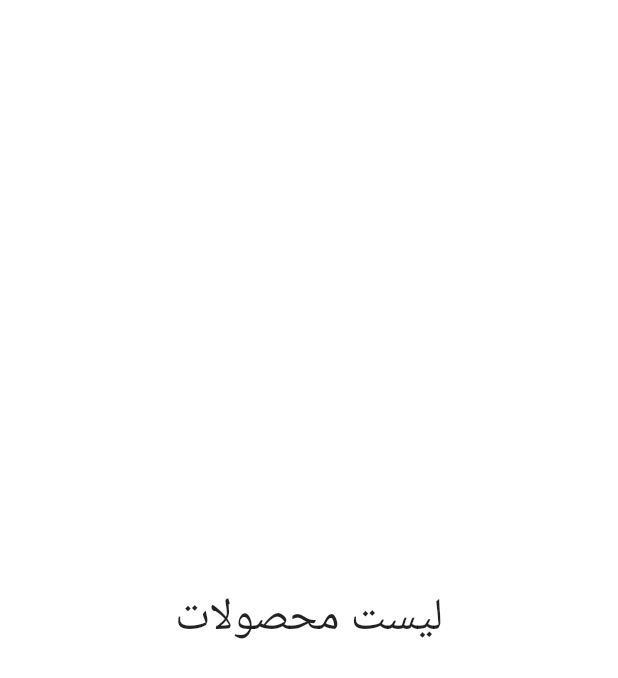
After one commit to MahdiMohammadi-dev/watchstore, a Flutter app: the ProductListScreen screen opened by its route, on a phone screen of 412 x 824 dp. The commit adds this screen. Shown: the top 678 px of the screen. Run offline on Flutter 3.47's test engine with Material 2 defaults, Android fonts, the phone set to English and light mode, and no system bars; our stand-ins replace flutter_svg.

Commit message:
product single and all screen added rout

```diff
--- a/lib/main.dart
+++ b/lib/main.dart
@@ -2,9 +2,6 @@ import 'package:flutter/material.dart';
 import 'package:watchstore/component/theme.dart';
 import 'package:watchstore/route/routes.dart';
 import 'package:watchstore/route/screen_name.dart';
-import 'package:watchstore/screens/get_otp_screen.dart';
-import 'package:watchstore/screens/register_screen.dart';
-import 'package:watchstore/screens/send_otp_screen.dart';
 
 void main() {
   runApp(const MyApp());
--- a/lib/route/routes.dart
+++ b/lib/route/routes.dart
@@ -2,6 +2,8 @@ import 'package:flutter/material.dart';
 import 'package:watchstore/route/screen_name.dart';
 import 'package:watchstore/screens/get_otp_screen.dart';
 import 'package:watchstore/screens/mainscreens/main_screen.dart';
+import 'package:watchstore/screens/product_list_screen.dart';
+import 'package:watchstore/screens/product_single_screen.dart';
 import 'package:watchstore/screens/register_screen.dart';
 import 'package:watchstore/screens/send_otp_screen.dart';
 
@@ -10,4 +12,6 @@ Map<String, Widget Function(BuildContext)> routes = {
   ScreenName.getOtpScreen: (context) => GetOtpScreen(),
   ScreenName.registerScreen: (context) => RegisterScreen(),
   ScreenName.mainscreen: (context) => MainScreen(),
+  ScreenName.productListScreen: (context) => const ProductListScreen(),
+  ScreenName.productSingleScreen: (context) => const ProductSingleScreen(),
 };
--- a/lib/route/screen_name.dart
+++ b/lib/route/screen_name.dart
@@ -5,4 +5,6 @@ class ScreenName {
   static const sendOtpScreen = "/sendOtpScreen";
   static const registerScreen = "/registerScreen";
   static const mainscreen = "/mainscreen";
+  static const productSingleScreen = "/productSigleScreen";
+  static const productListScreen = "/productListScreen";
 }
--- /dev/null
+++ b/lib/screens/product_list_screen.dart
@@ -0,0 +1,18 @@
+import 'package:flutter/material.dart';
+
+class ProductListScreen extends StatelessWidget {
+  const ProductListScreen({super.key});
+
+  @override
+  Widget build(BuildContext context) {
+    return Scaffold(
+      backgroundColor: Colors.white,
+      body: Center(
+        child: Text(
+          "لیست محصولات",
+          style: TextStyle(fontSize: 30),
+        ),
+      ),
+    );
+  }
+}
```
Also changed, not shown: lib/screens/product_single_screen.dart (added, +18 -0 lines).
